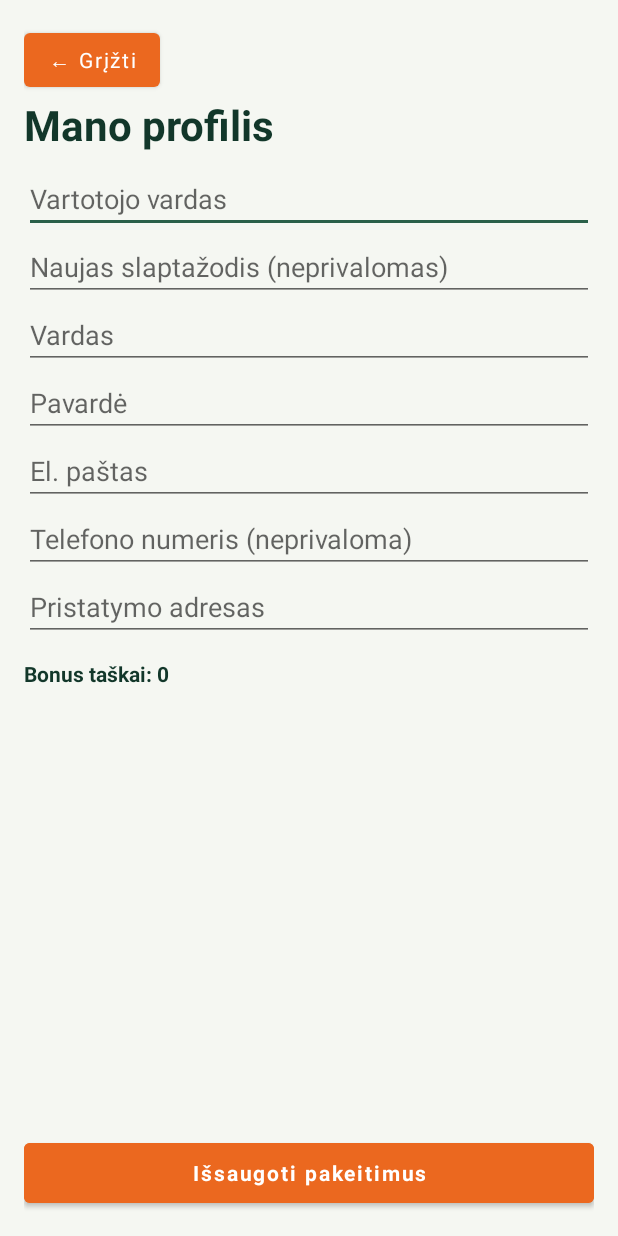
After one commit to ErvinasDamb/PSK_KAZ, an Android app: the layout activity_profile.xml on its own in the app's theme, with its tools: preview values and no code run, on a phone screen of 412 x 824 dp. The commit adds this screen. Run offline under Robolectric (Android 15) with nearby library versions, the phone set to English and light mode, and no system bars.

Commit message:
M26: Android client and driver profile editing (#32)
* M26: add shared Android profile editor

* M26: connect profile navigation and REST URLs

```diff
--- a/android-app/app/src/main/AndroidManifest.xml
+++ b/android-app/app/src/main/AndroidManifest.xml
@@ -10,6 +10,7 @@
         android:supportsRtl="true"
         android:theme="@style/Theme.FoodDeliveryMobile"
         android:usesCleartextTraffic="true">
+        <activity android:name=".ProfileActivity" android:exported="false" />
         <activity android:name=".DriverOrderDetailActivity" android:exported="false" />
         <activity android:name=".DriverOrdersActivity" android:exported="false" />
         <activity android:name=".ClientOrderDetailActivity" android:exported="false" />
--- a/android-app/app/src/main/java/com/example/fooddeliverymobile/ClientHomeActivity.java
+++ b/android-app/app/src/main/java/com/example/fooddeliverymobile/ClientHomeActivity.java
@@ -15,6 +15,7 @@ public class ClientHomeActivity extends BaseHomeActivity {
         super.onCreate(savedInstanceState);
         configureButton(R.id.restaurantsButton, ClientRestaurantsActivity.class);
         configureButton(R.id.ordersButton, ClientOrdersActivity.class);
+        configureButton(R.id.profileButton, ProfileActivity.class);
     }
 
     private void configureButton(int buttonId, Class<?> activityClass) {
--- a/android-app/app/src/main/java/com/example/fooddeliverymobile/Constants.java
+++ b/android-app/app/src/main/java/com/example/fooddeliverymobile/Constants.java
@@ -35,6 +35,11 @@ public final class Constants {
         return clientReviewsUrl(orderId) + "/" + target;
     }
 
+    public static String profileUrl(MobileRole role, long userId) {
+        String resource = role == MobileRole.CLIENT ? "clients" : "drivers";
+        return HOME_URL + "api/" + resource + "/" + userId;
+    }
+
     public static String driverOrderUrl(long orderId) {
         return DRIVER_ORDERS_BASE_URL + "/" + orderId;
     }
--- a/android-app/app/src/main/java/com/example/fooddeliverymobile/DriverHomeActivity.java
+++ b/android-app/app/src/main/java/com/example/fooddeliverymobile/DriverHomeActivity.java
@@ -15,6 +15,12 @@ public class DriverHomeActivity extends BaseHomeActivity {
         super.onCreate(savedInstanceState);
         configureButton(R.id.availableDeliveriesButton, DriverOrdersActivity.MODE_AVAILABLE);
         configureButton(R.id.driverOrdersButton, DriverOrdersActivity.MODE_MINE);
+        Button profile = findViewById(R.id.profileButton);
+        if (profile != null) {
+            profile.setVisibility(View.VISIBLE);
+            profile.setOnClickListener(view ->
+                    startActivity(new Intent(this, ProfileActivity.class)));
+        }
     }
 
     private void configureButton(int buttonId, String mode) {
--- a/android-app/app/src/main/java/com/example/fooddeliverymobile/SessionManager.java
+++ b/android-app/app/src/main/java/com/example/fooddeliverymobile/SessionManager.java
@@ -45,6 +45,10 @@ public class SessionManager {
         return MobileRole.fromApi(preferences.getString(ROLE, null));
     }
 
+    public void updateUsername(String username) {
+        preferences.edit().putString(USERNAME, username).apply();
+    }
+
     public void clear() {
         preferences.edit().clear().apply();
     }
--- /dev/null
+++ b/android-app/app/src/main/res/layout/activity_profile.xml
@@ -0,0 +1,160 @@
+<?xml version="1.0" encoding="utf-8"?>
+<androidx.constraintlayout.widget.ConstraintLayout
+    xmlns:android="http://schemas.android.com/apk/res/android"
+    xmlns:app="http://schemas.android.com/apk/res-auto"
+    xmlns:tools="http://schemas.android.com/tools"
+    android:layout_width="match_parent"
+    android:layout_height="match_parent"
+    android:background="@color/cream"
+    android:padding="16dp">
+
+    <Button
+        android:id="@+id/profileBackButton"
+        android:layout_width="wrap_content"
+        android:layout_height="48dp"
+        android:text="@string/back"
+        android:textAllCaps="false"
+        app:layout_constraintStart_toStartOf="parent"
+        app:layout_constraintTop_toTopOf="parent" />
+
+    <TextView
+        android:id="@+id/profileTitle"
+        android:layout_width="0dp"
+        android:layout_height="wrap_content"
+        android:text="@string/my_profile"
+        android:textColor="@color/forest"
+        android:textSize="28sp"
+        android:textStyle="bold"
+        app:layout_constraintEnd_toEndOf="parent"
+        app:layout_constraintStart_toStartOf="parent"
+        app:layout_constraintTop_toBottomOf="@id/profileBackButton" />
+
+    <ScrollView
+        android:id="@+id/profileScroll"
+        android:layout_width="0dp"
+        android:layout_height="0dp"
+        android:fillViewport="true"
+        app:layout_constraintBottom_toTopOf="@id/profileSaveButton"
+        app:layout_constraintEnd_toEndOf="parent"
+        app:layout_constraintStart_toStartOf="parent"
+        app:layout_constraintTop_toBottomOf="@id/profileTitle">
+
+        <LinearLayout
+            android:layout_width="match_parent"
+            android:layout_height="wrap_content"
+            android:orientation="vertical"
+            android:paddingTop="8dp"
+            android:paddingBottom="12dp">
+
+            <EditText
+                android:id="@+id/profileUsername"
+                android:layout_width="match_parent"
+                android:layout_height="wrap_content"
+                android:hint="@string/username"
+                android:inputType="text" />
+
+            <EditText
+                android:id="@+id/profilePassword"
+                android:layout_width="match_parent"
+                android:layout_height="wrap_content"
+                android:hint="@string/new_password_optional"
+                android:inputType="textPassword" />
+
+            <EditText
+                android:id="@+id/profileName"
+                android:layout_width="match_parent"
+                android:layout_height="wrap_content"
+                android:hint="@string/name"
+                android:inputType="textCapWords" />
+
+            <EditText
+                android:id="@+id/profileSurname"
+                android:layout_width="match_parent"
+                android:layout_height="wrap_content"
+                android:hint="@string/surname"
+                android:inputType="textCapWords" />
+
+            <EditText
+                android:id="@+id/profileEmail"
+                android:layout_width="match_parent"
+                android:layout_height="wrap_content"
+                android:hint="@string/email"
+                android:inputType="textEmailAddress" />
+
+            <EditText
+                android:id="@+id/profilePhone"
+                android:layout_width="match_parent"
+                android:layout_height="wrap_content"
+                android:hint="@string/phone_optional"
+                android:inputType="phone" />
+
+            <LinearLayout
+                android:id="@+id/clientProfileFields"
+                android:layout_width="match_parent"
+                android:layout_height="wrap_content"
+                android:orientation="vertical">
+
+                <EditText
+                    android:id="@+id/profileDeliveryAddress"
+                    android:layout_width="match_parent"
+                    android:layout_height="wrap_content"
+                    android:hint="@string/delivery_address"
+                    android:inputType="textPostalAddress" />
+
+                <TextView
+                    android:id="@+id/profileBonusPoints"
+                    android:layout_width="match_parent"
+                    android:layout_height="wrap_content"
+                    android:layout_marginTop="12dp"
+                    android:textColor="@color/forest"
+                    android:textStyle="bold"
+                    tools:text="Bonus taškai: 0" />
+            </LinearLayout>
+
+            <LinearLayout
+                android:id="@+id/driverProfileFields"
+                android:layout_width="match_parent"
+                android:layout_height="wrap_content"
+                android:orientation="vertical"
+                android:visibility="gone">
+
+                <TextView
+                    android:layout_width="match_parent"
+                    android:layout_height="wrap_content"
+                    android:layout_marginTop="12dp"
+                    android:text="@string/vehicle_type"
+                    android:textColor="@color/forest"
+                    android:textStyle="bold" />
+
+                <Spinner
+                    android:id="@+id/profileVehicleType"
+                    android:layout_width="match_parent"
+                    android:layout_height="48dp" />
+            </LinearLayout>
+        </LinearLayout>
+    </ScrollView>
+
+    <Button
+        android:id="@+id/profileSaveButton"
+        android:layout_width="0dp"
+        android:layout_height="52dp"
+        android:layout_marginTop="8dp"
+        android:backgroundTint="@color/orange"
+        android:text="@string/save_profile"
+        android:textAllCaps="false"
+        android:textColor="@color/white"
+        android:textStyle="bold"
+        app:layout_constraintBottom_toBottomOf="parent"
+        app:layout_constraintEnd_toEndOf="parent"
+        app:layout_constraintStart_toStartOf="parent" />
+
+    <ProgressBar
+        android:id="@+id/profileProgress"
+        android:layout_width="wrap_content"
+        android:layout_height="wrap_content"
+        android:visibility="gone"
+        app:layout_constraintBottom_toBottomOf="@id/profileScroll"
+        app:layout_constraintEnd_toEndOf="parent"
+        app:layout_constraintStart_toStartOf="parent"
+        app:layout_constraintTop_toTopOf="@id/profileScroll" />
+</androidx.constraintlayout.widget.ConstraintLayout>
--- a/android-app/app/src/main/res/values/strings.xml
+++ b/android-app/app/src/main/res/values/strings.xml
@@ -116,6 +116,16 @@ Suma: %6$s €</string>
     <string name="error_review_rating">Pasirinkite bent vieną žvaigždutę</string>
     <string name="error_review_failed">Nepavyko išsaugoti atsiliepimo</string>
 
+    <string name="my_profile">Mano profilis</string>
+    <string name="new_password_optional">Naujas slaptažodis (neprivalomas)</string>
+    <string name="save_profile">Išsaugoti pakeitimus</string>
+    <string name="bonus_points_value">Bonus taškai: %1$d</string>
+    <string name="profile_saved">Profilio pakeitimai išsaugoti</string>
+    <string name="error_profile_load">Nepavyko gauti profilio duomenų</string>
+    <string name="error_profile_save">Nepavyko išsaugoti profilio pakeitimų</string>
+    <string name="error_required_profile_fields">Užpildykite visus privalomus laukus</string>
+    <string name="error_password_length">Naują slaptažodį turi sudaryti bent 8 simboliai</string>
+
     <string-array name="vehicle_types">
         <item>CAR</item>
         <item>MOTORCYCLE</item>
```
Also changed, not shown: android-app/app/src/main/java/com/example/fooddeliverymobile/ProfileActivity.java (added, +230 -0 lines), android-app/app/src/main/java/com/example/fooddeliverymobile/ProfileInfo.java (added, +29 -0 lines), android-app/app/src/main/res/layout/activity_role_home.xml (+16 -1 lines), 1 other file.
